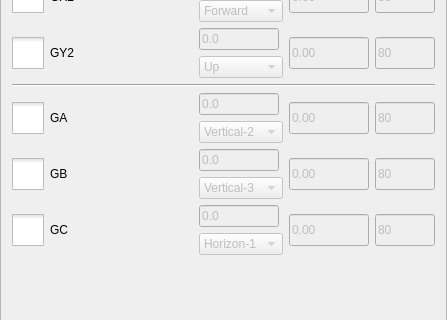
First picture: the form in hcinstruction/actionsettingframe.ui, repository GaussCheng/2-5AxisPunch, before the edit; both pictures show x 0 to 447 and y 245 to 565 of the 447 by 665 pixel window.
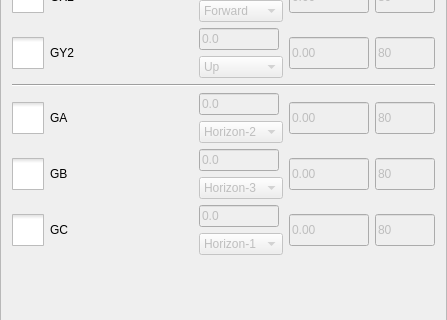
Second picture: the form after the edit. Icons and pictures are not drawn. Custom widgets are drawn as their Qt base class.

The edit to the form file:
```diff
--- a/hcinstruction/actionsettingframe.ui
+++ b/hcinstruction/actionsettingframe.ui
@@ -435,11 +435,6 @@
        <property name="enabled">
         <bool>false</bool>
        </property>
-       <item>
-        <property name="text">
-         <string>Vertical-3</string>
-        </property>
-       </item>
        <item>
         <property name="text">
          <string>Horizon-3</string>
@@ -813,11 +808,6 @@
        <property name="enabled">
         <bool>false</bool>
        </property>
-       <item>
-        <property name="text">
-         <string>Vertical-2</string>
-        </property>
-       </item>
        <item>
         <property name="text">
          <string>Horizon-2</string>
```
Left out of the diff: 10 changed lines with no effect on the pictures.
